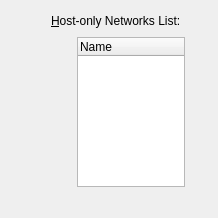
Above: vbox/src/VBox/Frontends/VirtualBox/ui/VBoxGLSettingsNetwork.ui from jljuxgm/vboxgit before the change. Below: the same form after it.
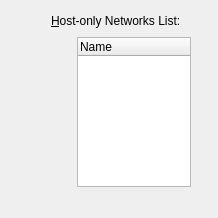
That is the form after the change. Custom widgets are drawn as their Qt base class.

Commit message:
commit_18325 ------------------------------------------------------------------------ r18325 | vboxsync | 2009-03-27 00:21:37 +0800 (Fri, 27 Mar 2009) | 1 line
FE/Qt4: 2869: Rework network adapter UI - Relayout Global Settings / Network page .ui file for MAC specific.
------------------------------------------------------------------------

```diff
--- a/vbox/src/VBox/Frontends/VirtualBox/ui/VBoxGLSettingsNetwork.ui
+++ b/vbox/src/VBox/Frontends/VirtualBox/ui/VBoxGLSettingsNetwork.ui
@@ -44,7 +44,7 @@
      </property>
     </spacer>
    </item>
-   <item row="0" column="1" colspan="4">
+   <item row="0" column="1" colspan="3">
     <widget class="QLabel" name="mLbPageName">
      <property name="text">
       <string>&amp;Host-only Networks List:</string>
@@ -120,23 +120,7 @@
      </property>
     </spacer>
    </item>
-   <item row="2" column="4">
-    <spacer name="mSpacer1">
-     <property name="orientation">
-      <enum>Qt::Horizontal</enum>
-     </property>
-     <property name="sizeType">
-      <enum>QSizePolicy::Ignored</enum>
-     </property>
-     <property name="sizeHint" stdset="0">
-      <size>
-       <width>2</width>
-       <height>20</height>
-      </size>
-     </property>
-    </spacer>
-   </item>
-   <item row="3" column="2" colspan="3">
+   <item row="3" column="2" colspan="2">
     <widget class="QLabel" name="mLbInfo">
      <property name="sizePolicy">
       <sizepolicy hsizetype="Expanding" vsizetype="Minimum">
```
The commit also changes 1 other file.
